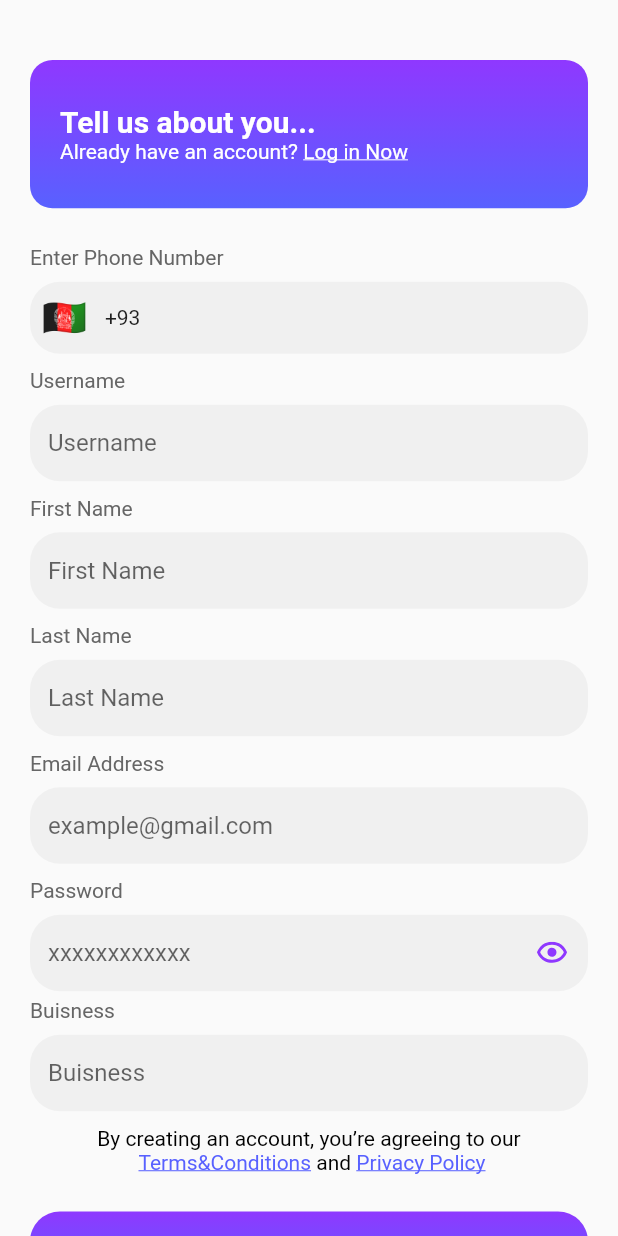
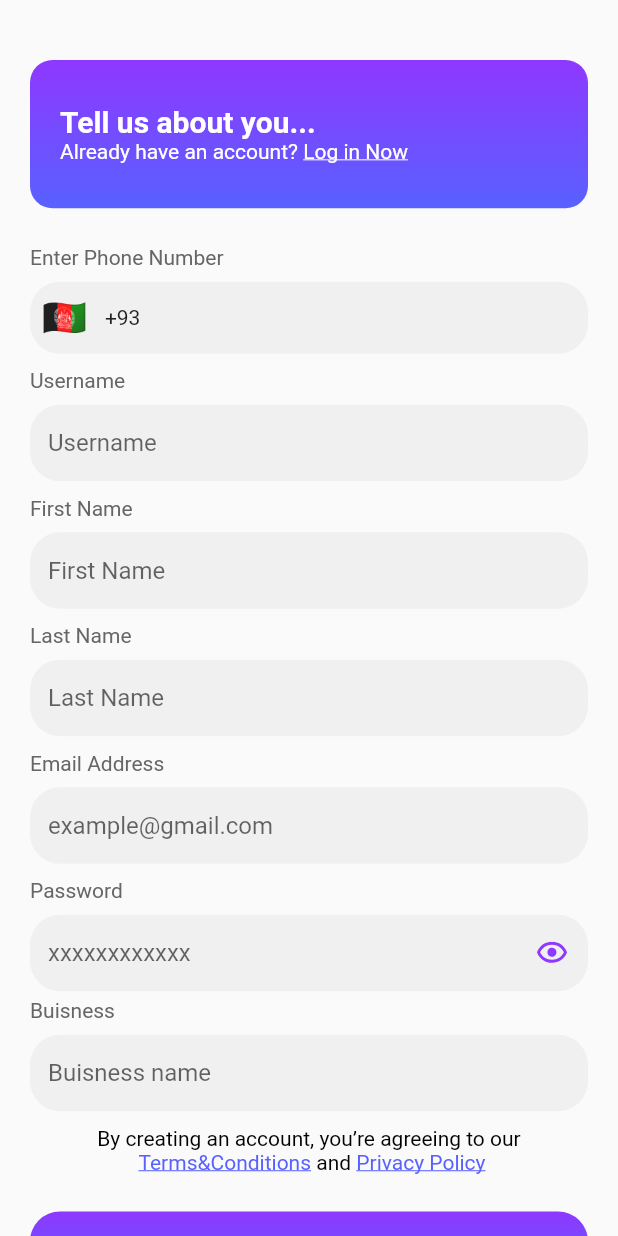
Before and after one commit to MianMubashar/fx_pluses, a Flutter app: the MCreateAccount screen opened by its route, on a phone screen of 412 x 824 dp. Run offline on Flutter 3.47's test engine with Material 2 defaults, Android fonts, the light colour scheme and no system bars; drawn by our look-alikes of intl_phone_number_input; our stand-ins replace contacts_service, dio, dropdown_button2, email_validator, file_picker, firebase_auth and 14 more; missing offline and left inert: country_currency_pickers, dart:ffi, flutter_app_badger, flutter_stripe, navigation_history_observer, notification_permissions; accounts and stored records are empty; generated files the repository leaves out were written again.

Commit message:
4/11/2022

```diff
--- a/lib/providers/api_data_provider.dart
+++ b/lib/providers/api_data_provider.dart
@@ -40,10 +40,10 @@ import 'package:shared_preferences/shared_preferences.dart';
 import '../main.dart';
 
 class ApiDataProvider extends ChangeNotifier {
+  static const String BASE_URL =
+      'http://console.fxpluses.com/';
   // static const String BASE_URL =
-  //     'http://console.fxpluses.com/';
-  static const String BASE_URL =
-      'http://192.168.18.17/FX_Pluses/FX_Pluses/public/';
+  //     'http://192.168.18.17/FX_Pluses/FX_Pluses/public/';
   String SERVER_URL = BASE_URL + 'api/';
   String verificationId = '';
 
@@ -248,7 +248,8 @@ setRegisterUserCountryName(String n){
       String? userId,
       int roleId,
       String deviceToken,
-      String country_name) async {
+      String country_name,
+      String? buisness_name) async {
     Get.dialog(CustomLoader());
     Uri url = Uri.parse(SERVER_URL + 'register');
     try {
@@ -278,7 +279,8 @@ setRegisterUserCountryName(String n){
         'user_id': userId,
         'role_id': roleId,
         'device_token': deviceToken,
-        'country_name':country_name
+        'country_name':country_name,
+        'business':buisness_name
       };
 
       var body = jsonEncode(roleId == 5 ? customerData : merchantData);
--- a/lib/screens/merchant/mcreate_account.dart
+++ b/lib/screens/merchant/mcreate_account.dart
@@ -304,7 +304,7 @@ class _MCreateAccountState extends State<MCreateAccount> {
                 child: TextField(
                   controller: buisnessController,
                   decoration: InputDecoration(
-                      hintText: 'Buisness',
+                      hintText: 'Buisness name',
                       helperStyle: TextStyle(color: blackColor),
                       isDense: true,
                       filled: true,
--- a/lib/screens/merchant/otp.dart
+++ b/lib/screens/merchant/otp.dart
@@ -63,7 +63,10 @@ class _OTPState extends State<OTP> {
                     .deviceToken,
                 Provider
                     .of<ApiDataProvider>(context, listen: false)
-                    .countryName
+                    .countryName,
+                Provider
+                    .of<ApiDataProvider>(context, listen: false)
+                    .buisnessName
             );
           });
         }else{
```
Also changed, not shown: lib/screens/update_profile.dart (+42 -17 lines).
